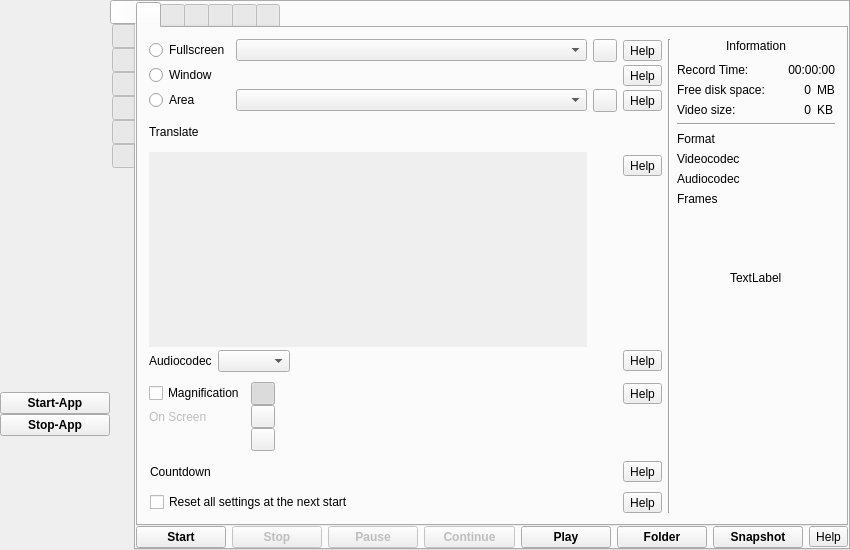
Before: the Qt Designer form src/formMainWindow.ui in vkohaupt/vokoscreenNG, drawn with Qt 5.
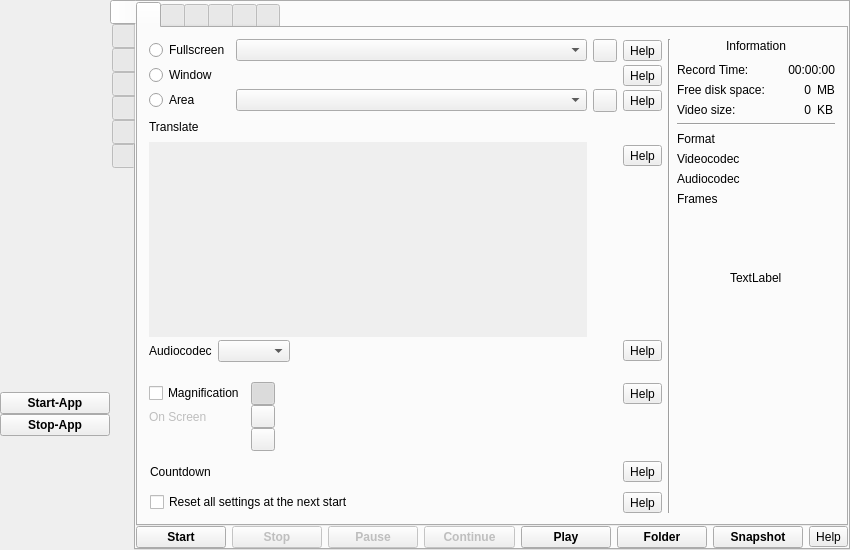
After: the same form once the commit is applied. Icons and pictures are not drawn.

```diff
--- a/src/formMainWindow.ui
+++ b/src/formMainWindow.ui
@@ -466,7 +466,7 @@
                   <property name="sizeHint" stdset="0">
                    <size>
                     <width>20</width>
-                    <height>10</height>
+                    <height>5</height>
                    </size>
                   </property>
                  </spacer>
@@ -505,7 +505,7 @@
                   <property name="sizeHint" stdset="0">
                    <size>
                     <width>20</width>
-                    <height>10</height>
+                    <height>5</height>
                    </size>
                   </property>
                  </spacer>
@@ -680,8 +680,8 @@
                     <rect>
                      <x>0</x>
                      <y>0</y>
-                     <width>428</width>
-                     <height>121</height>
+                     <width>412</width>
+                     <height>114</height>
                     </rect>
                    </property>
                    <property name="accessibleName">
@@ -704,7 +704,7 @@
                 <property name="sizeHint" stdset="0">
                  <size>
                   <width>20</width>
-                  <height>10</height>
+                  <height>20</height>
                  </size>
                 </property>
                </spacer>
```
Left out of the diff: 6 changed lines with no effect on the pictures.
